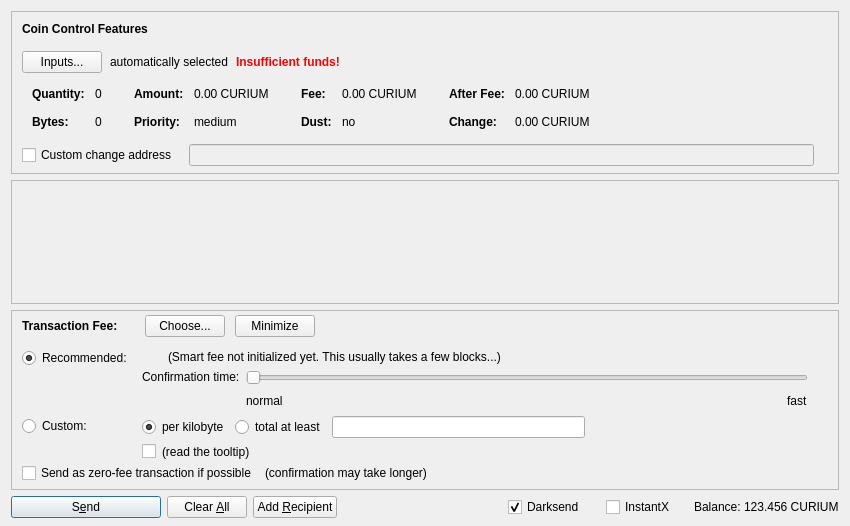
This is src/qt/forms/sendcoinsdialog.ui in adm2018/curium as Qt 5 draws it before an edit. The edited form follows.
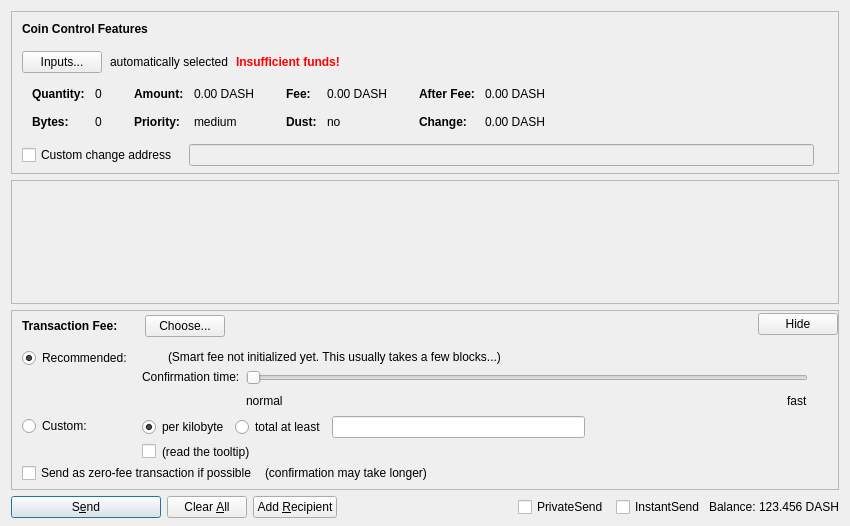
This is the edited form. Icons and pictures are not drawn. Custom widgets are drawn as their Qt base class.

```diff
--- a/src/qt/forms/sendcoinsdialog.ui
+++ b/src/qt/forms/sendcoinsdialog.ui
@@ -324,7 +324,7 @@
                   <enum>Qt::ActionsContextMenu</enum>
                  </property>
                  <property name="text">
-                  <string notr="true">0.00 CURIUM</string>
+                  <string notr="true">0.00 DASH</string>
                  </property>
                  <property name="textInteractionFlags">
                   <set>Qt::LinksAccessibleByMouse|Qt::TextSelectableByKeyboard|Qt::TextSelectableByMouse</set>
@@ -404,7 +404,7 @@
                   <enum>Qt::ActionsContextMenu</enum>
                  </property>
                  <property name="text">
-                  <string notr="true">0.00 CURIUM</string>
+                  <string notr="true">0.00 DASH</string>
                  </property>
                  <property name="textInteractionFlags">
                   <set>Qt::LinksAccessibleByMouse|Qt::TextSelectableByKeyboard|Qt::TextSelectableByMouse</set>
@@ -484,7 +484,7 @@
                   <enum>Qt::ActionsContextMenu</enum>
                  </property>
                  <property name="text">
-                  <string notr="true">0.00 CURIUM</string>
+                  <string notr="true">0.00 DASH</string>
                  </property>
                  <property name="textInteractionFlags">
                   <set>Qt::LinksAccessibleByMouse|Qt::TextSelectableByKeyboard|Qt::TextSelectableByMouse</set>
@@ -513,7 +513,7 @@
                   <enum>Qt::ActionsContextMenu</enum>
                  </property>
                  <property name="text">
-                  <string notr="true">0.00 CURIUM</string>
+                  <string notr="true">0.00 DASH</string>
                  </property>
                  <property name="textInteractionFlags">
                   <set>Qt::LinksAccessibleByMouse|Qt::TextSelectableByKeyboard|Qt::TextSelectableByMouse</set>
@@ -771,16 +771,6 @@
                 </property>
                </widget>
               </item>
-              <item>
-               <widget class="QPushButton" name="buttonMinimizeFee">
-                <property name="toolTip">
-                 <string>collapse fee-settings</string>
-                </property>
-                <property name="text">
-                 <string>Minimize</string>
-                </property>
-               </widget>
-              </item>
              </layout>
             </item>
             <item>
@@ -811,6 +801,16 @@
             </property>
            </spacer>
           </item>
+          <item>
+           <widget class="QPushButton" name="buttonMinimizeFee">
+            <property name="toolTip">
+             <string>collapse fee-settings</string>
+            </property>
+            <property name="text">
+             <string>Hide</string>
+            </property>
+           </widget>
+          </item>
          </layout>
         </item>
         <item>
@@ -1336,10 +1336,10 @@
           </size>
          </property>
          <property name="text">
-          <string>Darksend</string>
+          <string>PrivateSend</string>
          </property>
          <property name="checked">
-          <bool>true</bool>
+          <bool>false</bool>
          </property>
         </widget>
        </item>
@@ -1355,7 +1355,7 @@
           </size>
          </property>
          <property name="text">
-          <string>InstantX</string>
+          <string>InstantSend</string>
          </property>
         </widget>
        </item>
@@ -1378,7 +1378,7 @@
           <cursorShape>IBeamCursor</cursorShape>
          </property>
          <property name="text">
-          <string notr="true">123.456 CURIUM</string>
+          <string notr="true">123.456 DASH</string>
          </property>
          <property name="textInteractionFlags">
           <set>Qt::LinksAccessibleByMouse|Qt::TextSelectableByKeyboard|Qt::TextSelectableByMouse</set>
```
Left out of the diff: 30 changed lines with no effect on the pictures.
